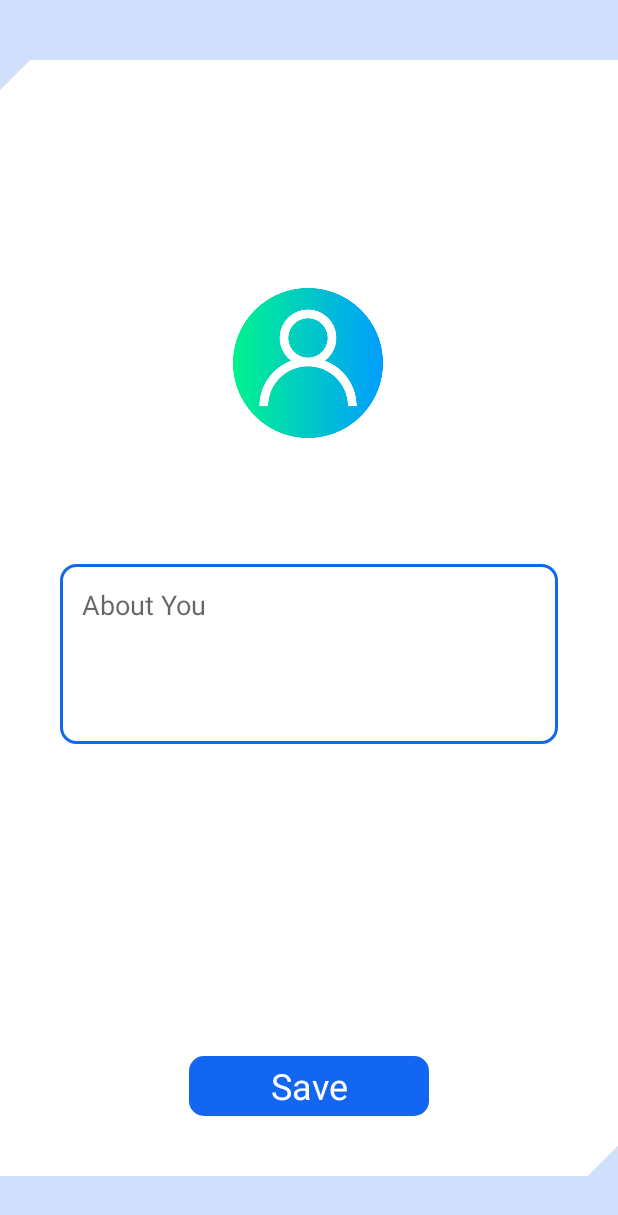
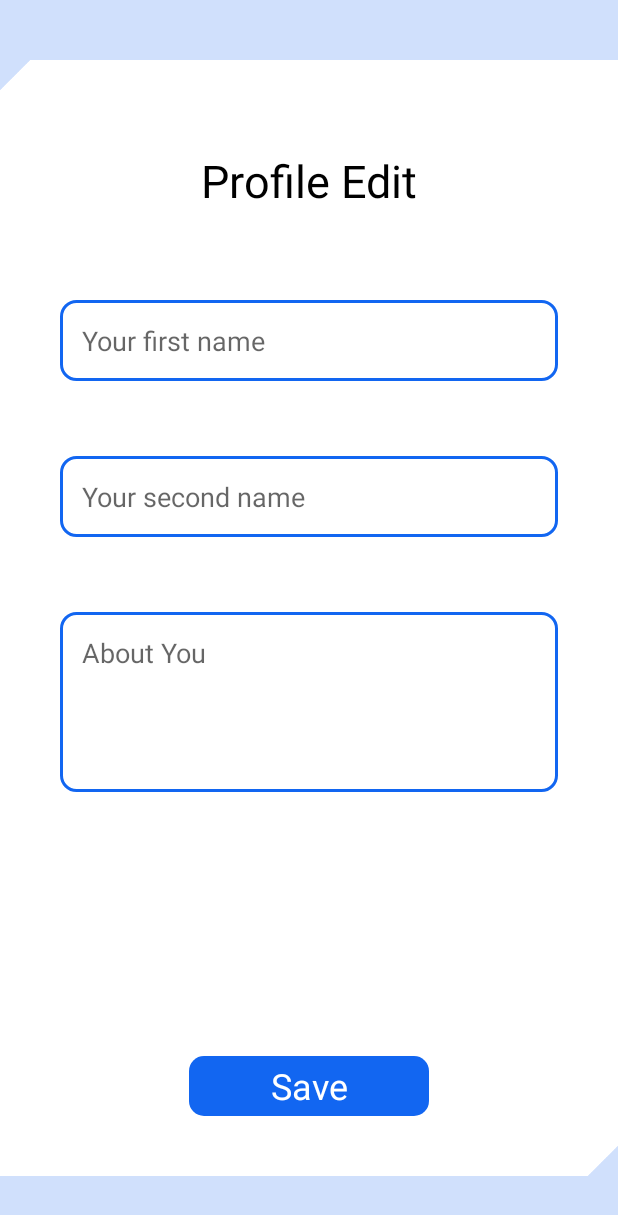
Before and after one commit to FaultHappens/AnyChat, an Android app: the ProfileEditFragment screen opened through its navigation route, after a tap on "Save", on a phone screen of 412 x 824 dp. Shown: the top 1215 px of the screen. Run offline under Robolectric (Android 15) with nearby library versions, the phone set to English and light mode, and no system bars; network calls fail; 1 statement that could not run was skipped.

```diff
--- a/app/src/main/java/com/example/anychat/data/apiservice/user/UserApiService.kt
+++ b/app/src/main/java/com/example/anychat/data/apiservice/user/AuthApiServer.kt
@@ -11,30 +11,28 @@ import com.example.anychat.domain.model.param.ResetPasswordParam
 import retrofit2.Response
 import retrofit2.http.*
 
-interface UserApiService {
+interface AuthApiServer {
 
     @Headers( "Content-Type: application/json" )
-    @POST("api/auth/register")
+    @POST("auth/register")
     suspend fun userRegistration(@Body registrationParam: RegistrationParam): Response<TokenDTO>
 
     @Headers( "Content-Type: application/json" )
-    @POST("api/auth/login")
+    @POST("auth/login")
     suspend fun userLogin(@Body loginParam: LoginParam): Response<TokenDTO>
 
     @Headers( "Content-Type: application/json" )
-    @POST("api/auth/reset-password-code")
+    @POST("auth/reset-password-code")
     suspend fun resetPasswordCode(@Body resetPasswordCodeParam: ResetPasswordCodeParam): Response<Void>
 
     @Headers( "Content-Type: application/json" )
-    @POST("api/auth/reset-password")
+    @POST("auth/reset-password")
     suspend fun resetPassword(@Body resetPassword: ResetPasswordParam): Response<Void>
 
-    @GET("api/user/{username}")
-    suspend fun getUser(@Path(value = "username") username: String): Response<UserDTO>
 
-    @GET("api/auth/is-user/{username}")
+    @GET("auth/is-user/{username}")
     suspend fun isUser(@Path(value = "username") username: String): Response<Boolean>
 
-    @GET("api/auth/is-email/{email}")
+    @GET("auth/is-email/{email}")
     suspend fun isEmail(@Path(value = "email") email: String): Response<Boolean>
 }
--- /dev/null
+++ b/app/src/main/java/com/example/anychat/data/apiservice/user/UserApiServer.kt
@@ -0,0 +1,20 @@
+package com.example.anychat.data.apiservice.user
+
+
+import com.example.anychat.domain.model.dto.CodeDTO
+import com.example.anychat.domain.model.dto.TokenDTO
+import com.example.anychat.domain.model.dto.UserDTO
+import com.example.anychat.domain.model.param.*
+import retrofit2.Response
+import retrofit2.http.*
+
+interface UserApiServer {
+
+
+    @GET("user/{username}")
+    suspend fun getUser(@Path(value = "username") username: String): Response<UserDTO>
+
+
+    @PUT("user/{username}")
+    suspend fun updateUser(@Path(value = "username") username: String, @Body userUpdateParam: UserUpdateParam): Response<UserDTO>
+}
--- a/app/src/main/java/com/example/anychat/domain/model/dto/UserDTO.kt
+++ b/app/src/main/java/com/example/anychat/domain/model/dto/UserDTO.kt
@@ -4,5 +4,7 @@ data class UserDTO(
     val email: String,
     val profile: String?,
     val about: String?,
+    val firstname: String?,
+    val lastname: String?,
     val username: String
 )
--- a/app/src/main/java/com/example/anychat/domain/model/param/UserUpdateParam.kt
+++ b/app/src/main/java/com/example/anychat/domain/model/param/UserUpdateParam.kt
@@ -1,5 +1,7 @@
 package com.example.anychat.domain.model.param
 
 data class UserUpdateParam(
+    val firstname: String?,
+    val lastname: String?,
     val about: String?
 )
--- /dev/null
+++ b/app/src/main/java/com/example/anychat/domain/repository/AuthRepository.kt
@@ -0,0 +1,26 @@
+package com.example.anychat.domain.repository
+
+import com.example.anychat.domain.model.dto.CodeDTO
+import com.example.anychat.domain.model.dto.TokenDTO
+import com.example.anychat.domain.model.dto.UserDTO
+import com.example.anychat.domain.model.param.LoginParam
+import com.example.anychat.domain.model.param.RegistrationParam
+import com.example.anychat.domain.model.param.ResetPasswordCodeParam
+import com.example.anychat.domain.model.param.ResetPasswordParam
+import retrofit2.Response
+import retrofit2.http.*
+
+interface AuthRepository {
+
+    suspend fun userRegistration(registrationParam: RegistrationParam): Response<TokenDTO>
+
+    suspend fun userLogin(loginParam: LoginParam): Response<TokenDTO>
+
+    suspend fun resetPasswordCode(resetPasswordCodeParam: ResetPasswordCodeParam): Response<Void>
+
+    suspend fun resetPassword(resetPassword: ResetPasswordParam): Response<Void>
+
+    suspend fun isUser(username: String): Response<Boolean>
+
+    suspend fun isEmail(email: String): Response<Boolean>
+}
--- a/app/src/main/java/com/example/anychat/domain/repository/UserRepository.kt
+++ b/app/src/main/java/com/example/anychat/domain/repository/UserRepository.kt
@@ -3,26 +3,13 @@ package com.example.anychat.domain.repository
 import com.example.anychat.domain.model.dto.CodeDTO
 import com.example.anychat.domain.model.dto.TokenDTO
 import com.example.anychat.domain.model.dto.UserDTO
-import com.example.anychat.domain.model.param.LoginParam
-import com.example.anychat.domain.model.param.RegistrationParam
-import com.example.anychat.domain.model.param.ResetPasswordCodeParam
-import com.example.anychat.domain.model.param.ResetPasswordParam
+import com.example.anychat.domain.model.param.*
 import retrofit2.Response
 import retrofit2.http.*
 
 interface UserRepository {
 
-    suspend fun userRegistration(registrationParam: RegistrationParam): Response<TokenDTO>
-
-    suspend fun userLogin(loginParam: LoginParam): Response<TokenDTO>
-
-    suspend fun resetPasswordCode(resetPasswordCodeParam: ResetPasswordCodeParam): Response<Void>
-
-    suspend fun resetPassword(resetPassword: ResetPasswordParam): Response<Void>
-
     suspend fun getUser(username: String): Response<UserDTO>
 
-    suspend fun isUser(username: String): Response<Boolean>
-
-    suspend fun isEmail(email: String): Response<Boolean>
+    suspend fun updateUser(username: String,  userUpdateParam: UserUpdateParam): Response<UserDTO>
 }
--- a/app/src/main/java/com/example/anychat/presentation/ui/fragment/ProfileEditFragment.kt
+++ b/app/src/main/java/com/example/anychat/presentation/ui/fragment/ProfileEditFragment.kt
@@ -9,6 +9,7 @@ import android.view.ViewGroup
 import androidx.activity.result.contract.ActivityResultContracts
 import androidx.fragment.app.Fragment
 import com.example.anychat.databinding.FragmentProfileEditBinding
+import com.example.anychat.domain.model.param.UserUpdateParam
 
 
 class ProfileEditFragment : Fragment() {
@@ -29,21 +30,12 @@ class ProfileEditFragment : Fragment() {
         super.onViewCreated(view, savedInstanceState)
 
         binding.saveBtn.setOnClickListener {
-            //TODO add user description update
-        }
-        binding.userImageIV.setOnClickListener {
-            val intent = Intent()
-            intent.type = "image/*"
-            intent.action = Intent.ACTION_GET_CONTENT
-            val photoPickerIntent = Intent(Intent.ACTION_PICK)
-            photoPickerIntent.type = "image/*"
-            val resultLauncher = registerForActivityResult(ActivityResultContracts.StartActivityForResult()) { result ->
-                if (result.resultCode == Activity.RESULT_OK) {
-                    // There are no request codes
-                    val data = result.data
-                }
-            }
-            resultLauncher.launch(intent)
+            val userUpdateParam = UserUpdateParam(
+                binding.firstnameET.text.toString(),
+                binding.lastnameET.text.toString(),
+                binding.descriptionET.text.toString()
+            )
+
         }
     }
 }
--- a/app/src/main/java/com/example/anychat/presentation/vm/LoginFragmentVM.kt
+++ b/app/src/main/java/com/example/anychat/presentation/vm/LoginFragmentVM.kt
@@ -5,14 +5,11 @@ import androidx.lifecycle.ViewModel
 import androidx.lifecycle.viewModelScope
 import com.example.anychat.domain.model.dto.TokenDTO
 import com.example.anychat.domain.model.param.LoginParam
-import com.example.anychat.domain.model.param.RegistrationParam
-import com.example.anychat.domain.repository.UserRepository
-import com.google.gson.Gson
+import com.example.anychat.domain.repository.AuthRepository
 import kotlinx.coroutines.launch
-import retrofit2.Response
 
 class LoginFragmentVM(
-    private val userRepository: UserRepository
+    private val authRepository: AuthRepository
 ) : ViewModel() {
     val tokenDTOLiveData: MutableLiveData<TokenDTO> by lazy {
         MutableLiveData<TokenDTO>()
@@ -23,7 +20,7 @@ class LoginFragmentVM(
 
     fun userLogin(userLoginParam: LoginParam) {
         viewModelScope.launch {
-            val userRegistration = userRepository.userLogin(userLoginParam)
+            val userRegistration = authRepository.userLogin(userLoginParam)
             val tokenDTO = userRegistration.body()
 
             if (userRegistration.isSuccessful)
--- a/app/src/main/res/layout/fragment_profile_edit.xml
+++ b/app/src/main/res/layout/fragment_profile_edit.xml
@@ -1,45 +1,74 @@
 <?xml version="1.0" encoding="utf-8"?>
 <androidx.constraintlayout.widget.ConstraintLayout xmlns:android="http://schemas.android.com/apk/res/android"
+    xmlns:app="http://schemas.android.com/apk/res-auto"
     xmlns:tools="http://schemas.android.com/tools"
-    xmlns:app="http://schemas.android.com/apk/res-auto"
     android:layout_width="match_parent"
     android:layout_height="match_parent"
     tools:context=".presentation.ui.fragment.ProfileEditFragment">
 
 
-    <ImageView
-        android:id="@+id/userImageIV"
-        android:layout_width="100dp"
-        android:layout_height="100dp"
-        android:layout_marginTop="192dp"
-        android:src="@drawable/ic_user"
+    <TextView
+        android:id="@+id/textView"
+        android:layout_width="wrap_content"
+        android:layout_height="wrap_content"
+        android:layout_marginTop="60dp"
+        android:text="Profile Edit"
+        android:textColor="@color/black"
+        android:textSize="30sp"
         app:layout_constraintEnd_toEndOf="parent"
-        app:layout_constraintHorizontal_bias="0.498"
         app:layout_constraintStart_toStartOf="parent"
-        app:layout_constraintTop_toTopOf="parent"
-        tools:ignore="MissingConstraints" />
+        app:layout_constraintTop_toBottomOf="@+id/linearLayout2" />
+
+    <EditText
+        android:id="@+id/firstnameET"
+        android:layout_width="match_parent"
+        android:layout_height="wrap_content"
+        android:layout_marginHorizontal="40dp"
+        android:layout_marginTop="200dp"
+        android:background="@drawable/rounded_custom_edit_text"
+        android:digits="@string/allowed_username"
+        android:drawablePadding="10dp"
+        android:hint="@string/your_first_name"
+        android:inputType="textEmailAddress"
+        app:layout_constraintEnd_toEndOf="parent"
+        app:layout_constraintStart_toStartOf="parent"
+        app:layout_constraintTop_toTopOf="parent" />
+
+    <EditText
+        android:id="@+id/lastnameET"
+        android:layout_width="match_parent"
+        android:layout_height="wrap_content"
+        android:layout_marginHorizontal="40dp"
+        android:layout_marginTop="50dp"
+        android:background="@drawable/rounded_custom_edit_text"
+        android:digits="@string/allowed_username"
+        android:drawablePadding="10dp"
+        android:hint="@string/your_second_name"
+        android:inputType="textEmailAddress"
+        app:layout_constraintEnd_toEndOf="parent"
+        app:layout_constraintStart_toStartOf="parent"
+        app:layout_constraintTop_toBottomOf="@+id/firstnameET" />
 
     <EditText
         android:id="@+id/descriptionET"
         android:layout_width="match_parent"
         android:layout_height="120dp"
         android:layout_marginHorizontal="40dp"
-        android:layout_marginTop="84dp"
+        android:layout_marginTop="50dp"
         android:background="@drawable/rounded_custom_edit_text"
         android:drawablePadding="10dp"
         android:gravity="top"
         android:hint="@string/about_you"
-        app:layout_constraintEnd_toEndOf="parent"
-        app:layout_constraintStart_toStartOf="parent"
-        app:layout_constraintTop_toBottomOf="@+id/userImageIV"
-        tools:ignore="MissingConstraints" />
+        app:layout_constraintTop_toBottomOf="@+id/lastnameET"
+        tools:ignore="MissingConstraints"
+        tools:layout_editor_absoluteX="40dp" />
 
     <LinearLayout
         android:id="@+id/linearLayout3"
         android:layout_width="160dp"
         android:layout_height="40dp"
+        android:layout_marginBottom="80dp"
         android:background="@drawable/bg_bttn"
-        android:layout_marginBottom="80dp"
         app:layout_constraintBottom_toBottomOf="parent"
         app:layout_constraintEnd_toEndOf="parent"
         app:layout_constraintStart_toStartOf="parent">
```
Also changed, not shown: app/src/main/java/com/example/anychat/data/repository/AuthRepositoryImpl.kt (added, +39 -0 lines), app/src/main/java/com/example/anychat/data/repository/UserRepositoryImpl.kt (+10 -30 lines), app/src/main/java/com/example/anychat/domain/koin/KoinModule.kt (+17 -9 lines), app/src/main/java/com/example/anychat/presentation/ui/fragment/LoginFragment.kt (+3 -10 lines), app/src/main/java/com/example/anychat/presentation/vm/PasswordResetFragmentVM.kt (+4 -4 lines), app/src/main/java/com/example/anychat/presentation/vm/ProfileEditFragmentVM.kt (added, +20 -0 lines), app/src/main/java/com/example/anychat/presentation/vm/ProfileFragmentVM.kt (+1 -6 lines), app/src/main/java/com/example/anychat/presentation/vm/RegistrationFragmentVM.kt (+5 -6 lines).
